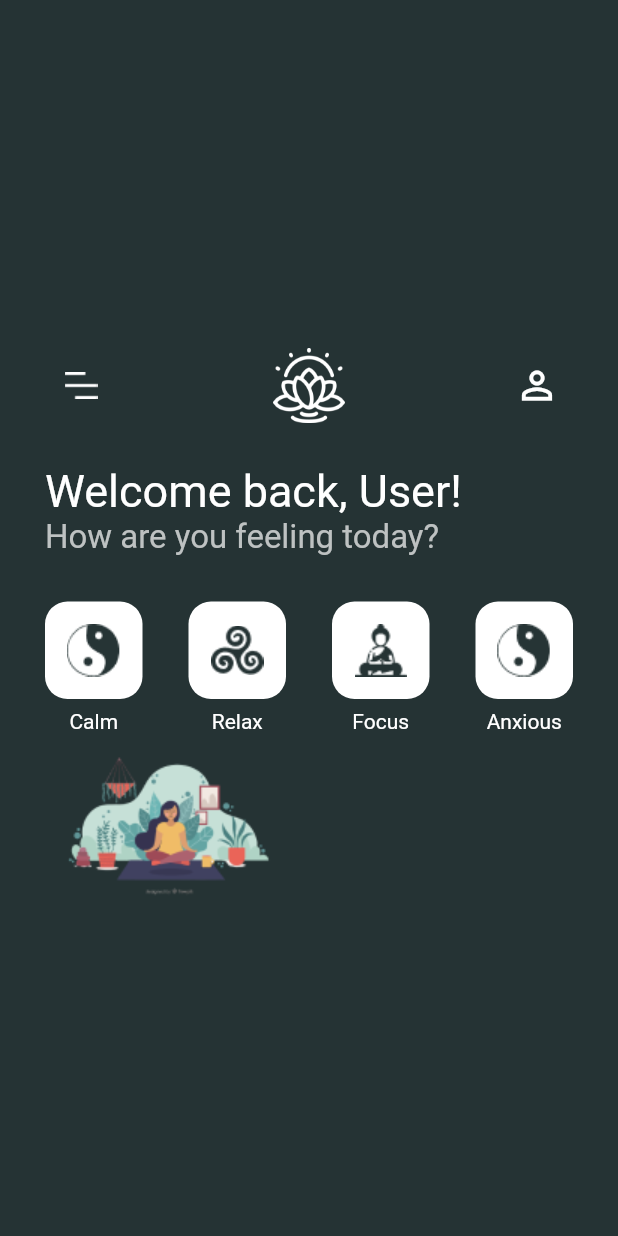
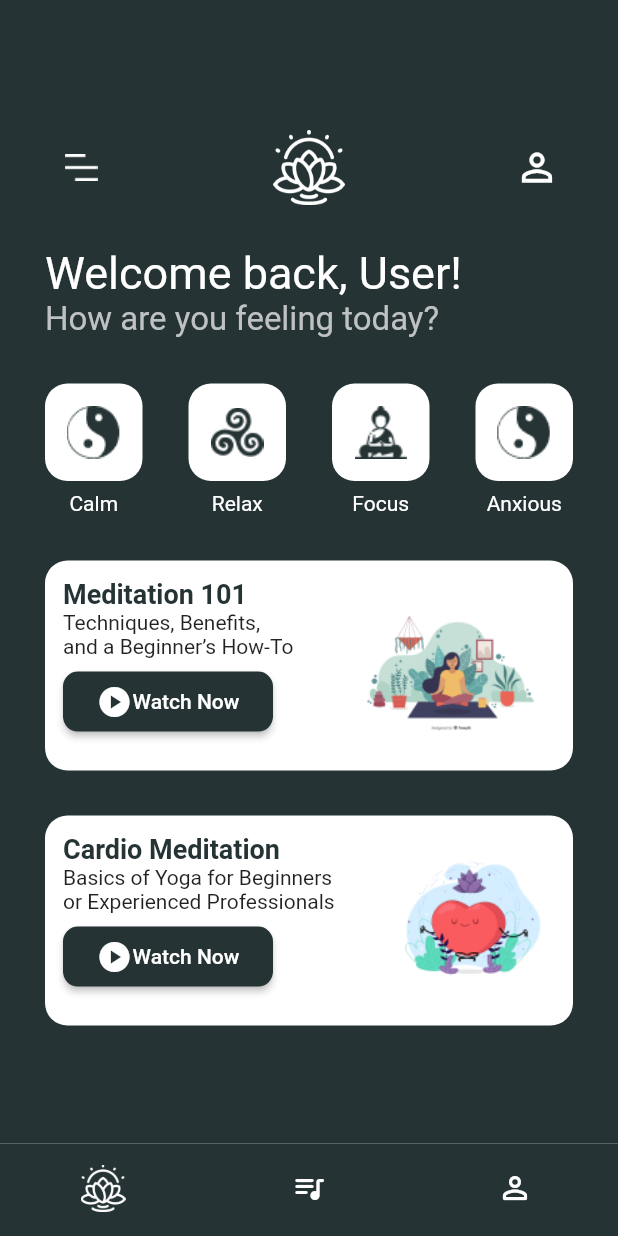
Before and after one commit to 5CYTH3/Yoguha, a Flutter app: the MainScreen screen opened directly, on a phone screen of 412 x 824 dp. Run offline on Flutter 3.47's test engine with Material 2 defaults, Android fonts, the phone set to English and light mode, and no system bars; our stand-ins replace firebase_auth, firebase_core, google_fonts; accounts and stored records are empty; Roboto replaces fonts that are missing (Alegreya).

Commit message:
🎐 Added new icons for the bottom bar.

```diff
--- a/lib/main.dart
+++ b/lib/main.dart
@@ -4,12 +4,14 @@ import 'package:dribbly/src/views/register_screen.dart';
 import 'package:firebase_auth/firebase_auth.dart';
 import 'package:firebase_core/firebase_core.dart';
 import 'package:flutter/material.dart';
+import 'package:flutter/services.dart';
 import 'src/views/home_screen.dart';
 import 'package:provider/provider.dart';
 
 Future<void> main() async {
   WidgetsFlutterBinding.ensureInitialized();
   await Firebase.initializeApp();
+  SystemChrome.setEnabledSystemUIOverlays([SystemUiOverlay.top]);
   runApp(MyApp());
 
 }
--- a/lib/src/views/main_screen.dart
+++ b/lib/src/views/main_screen.dart
@@ -1,4 +1,5 @@
 import 'package:flutter/material.dart';
+import 'package:flutter/services.dart';
 import 'package:google_fonts/google_fonts.dart';
 
 class MainScreen extends StatelessWidget {
@@ -9,6 +10,7 @@ class MainScreen extends StatelessWidget {
     return Scaffold(
       appBar: null,
       body: MainScreenBody(),
+			bottomNavigationBar: MainScreenBottomBar(),
     );
   }
 }
@@ -18,12 +20,14 @@ class MainScreenBody extends StatelessWidget {
 
   @override
   Widget build(BuildContext context) {
+
     final maxWidth = MediaQuery.of(context).size.width;
     final gray = Color(0xFFBEC2C2);
 		final cream = Color(0xFFF7F3F0);
 
     return Container(
       width: maxWidth,
+			height: MediaQuery.of(context).size.height,
       decoration: BoxDecoration(color: Theme.of(context).accentColor),
       child: Padding(
         padding: EdgeInsets.all(30.0),
@@ -106,16 +110,105 @@ class MainScreenBody extends StatelessWidget {
 							],
 						),
 						Container(
-							child: Row(
-								children: [
-									Column(),
-									Image.asset("assets/meditationIllu.png")
-								],
+							margin: EdgeInsets.only(top: 30),
+							alignment: Alignment.centerLeft,
+							height: 140,
+							decoration: BoxDecoration(borderRadius: BorderRadius.all(Radius.circular(15)), color: Colors.white),
+							child: Padding(
+							  padding: const EdgeInsets.all(12.0),
+							  child: Row(
+							  	mainAxisAlignment: MainAxisAlignment.spaceBetween,
+							  	children: [
+							  		Column(
+							  			crossAxisAlignment: CrossAxisAlignment.start,
+							  			children: [
+							  				Text("Meditation 101", style: GoogleFonts.alegreya(fontWeight: FontWeight.w600, color: Theme.of(context).accentColor, fontSize: 18)),
+							  				Text("Techniques, Benefits,\nand a Beginner’s How-To"),
+							  				Container(
+													margin: EdgeInsets.only(top: 5),
+							  				  child: ElevatedButton(onPressed: () {},
+							  				  	style: ButtonStyle(
+							  				  		minimumSize: MaterialStateProperty.all(Size(140, 40)),
+							  				  		backgroundColor: MaterialStateProperty.all(Theme.of(context).accentColor),
+							  				  		shape: MaterialStateProperty.all(RoundedRectangleBorder(borderRadius: BorderRadius.all(Radius.circular(10))))
+							  				  	),
+							  				  	child: Row(
+							  				  		mainAxisAlignment: MainAxisAlignment.spaceBetween,
+							  				  		children: [
+							  				  			Icon(Icons.play_circle),
+							  				  			Text("Watch Now")
+							  				  		],
+							  				  	),
+							  				  ),
+							  				)
+							  			],
+							  		),
+							  		Image.asset("assets/meditationIllu.png", scale: 1.2,)
+							  	],
+							  ),
 							)
-						)
+						),
+						Container(
+							margin: EdgeInsets.only(top: 30),
+							height: 140,
+							alignment: Alignment.centerLeft,
+							decoration: BoxDecoration(borderRadius: BorderRadius.all(Radius.circular(15)), color: Colors.white),
+							child: Padding(
+							  padding: const EdgeInsets.all(12.0),
+							  child: Row(
+							  	mainAxisAlignment: MainAxisAlignment.spaceBetween,
+							  	children: [
+							  		Column(
+							  			crossAxisAlignment: CrossAxisAlignment.start,
+							  			children: [
+							  				Text("Cardio Meditation", style: GoogleFonts.alegreya(fontWeight: FontWeight.w600, color: Theme.of(context).accentColor, fontSize: 18)),
+							  				Text("Basics of Yoga for Beginners\nor Experienced Professionals"),
+							  				Container(
+													margin: EdgeInsets.only(top: 5),
+							  				  child: ElevatedButton(onPressed: () {},
+							  				  	style: ButtonStyle(
+							  				  		minimumSize: MaterialStateProperty.all(Size(140, 40)),
+							  				  		backgroundColor: MaterialStateProperty.all(Theme.of(context).accentColor),
+							  				  		shape: MaterialStateProperty.all(RoundedRectangleBorder(borderRadius: BorderRadius.all(Radius.circular(10))))
+							  				  	),
+							  				  	child: Row(
+							  				  		mainAxisAlignment: MainAxisAlignment.spaceBetween,
+							  				  		children: [
+							  				  			Icon(Icons.play_circle),
+							  				  			Text("Watch Now")
+							  				  		],
+							  				  	),
+
+							  				  ),
+							  				)
+							  			],
+							  		),
+							  		Image.asset("assets/cardioMeditation.png",)
+							  	],
+							  ),
+							)
+						),
           ],
         ),
       )
     );
   }
 }
+
+class MainScreenBottomBar extends StatelessWidget {
+	const MainScreenBottomBar({ Key? key }) : super(key: key);
+
+	@override
+	Widget build(BuildContext context) {
+		return BottomNavigationBar(
+			showSelectedLabels: false,
+			showUnselectedLabels: false,
+			backgroundColor: Theme.of(context).accentColor,
+			items: [
+				BottomNavigationBarItem(icon: Image.asset("assets/faviconNoGlow.png", width: 30,), label: " "),
+				BottomNavigationBarItem(icon: Icon(Icons.queue_music_rounded, color: Colors.white,), label: " "),
+				BottomNavigationBarItem(icon: Icon(Icons.perm_identity_rounded, color: Colors.white), label: " ")
+			],
+		);
+	}
+}
```
Also changed, not shown: assets/bottom/Sounds.png (added), assets/bottom/home.png (added), assets/bottom/soundsSelected.png (added).
